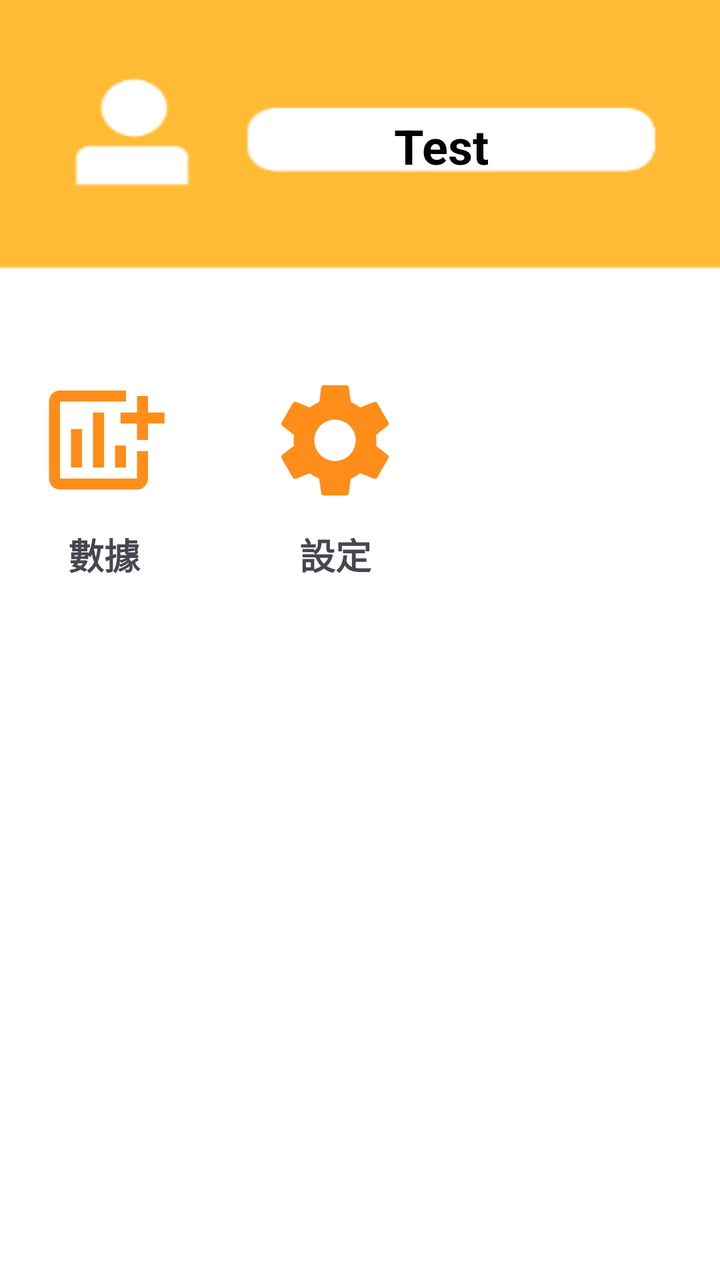
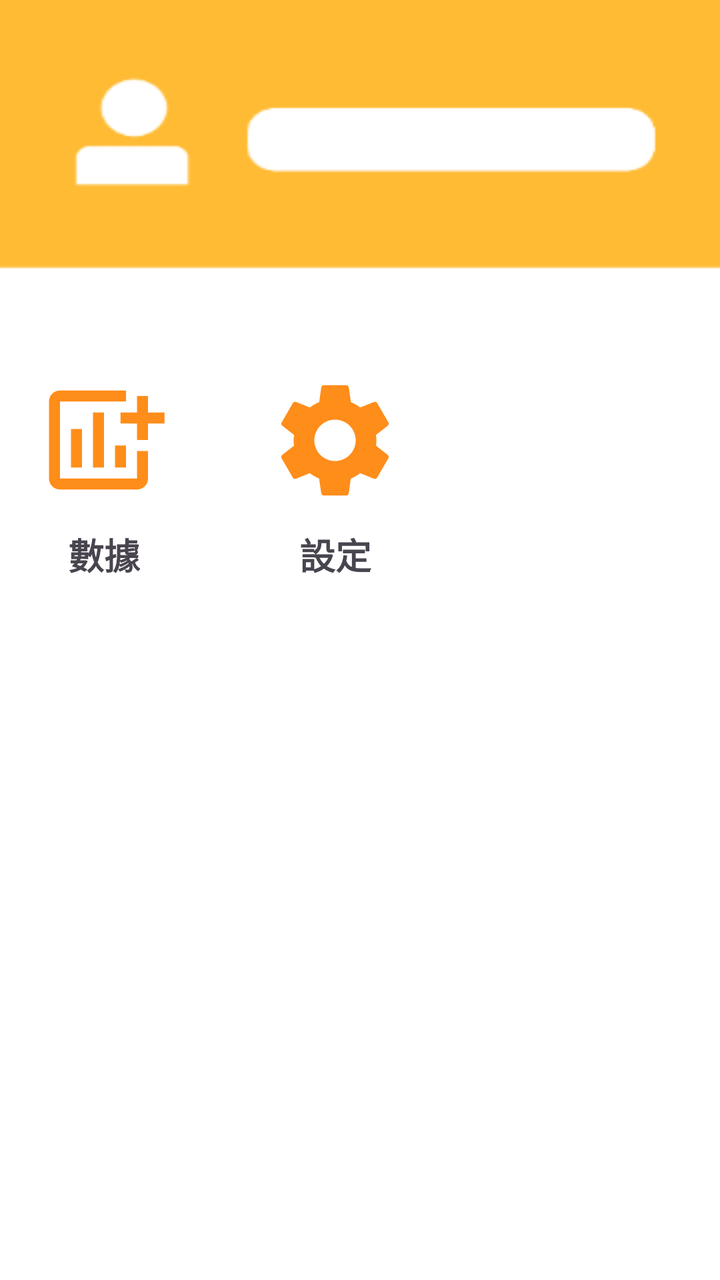

Before-and-after screenshots of an Android layout around one commit, followed by the original layout XML and the change that was made.
<!-- AndroidManifest.xml: application theme Theme.DEMO -->
<!-- res/layout/fragment_person.xml -->
<?xml version="1.0" encoding="utf-8"?>
<androidx.constraintlayout.widget.ConstraintLayout xmlns:android="http://schemas.android.com/apk/res/android"
    xmlns:app="http://schemas.android.com/apk/res-auto"
    xmlns:tools="http://schemas.android.com/tools"
    android:layout_width="match_parent"
    android:id="@+id/frag_person"
    android:layout_height="match_parent"
    tools:context=".FragmentPerson"
    android:background="@drawable/img_1"
    >


    <TextView
        android:id="@+id/personname"
        android:layout_width="wrap_content"
        android:layout_height="wrap_content"
        android:text="Test"
        android:textColor="#020100"
        android:textSize="24sp"
        android:textStyle="bold"
        app:layout_constraintBottom_toBottomOf="parent"
        app:layout_constraintEnd_toEndOf="parent"
        app:layout_constraintHorizontal_bias="0.63"
        app:layout_constraintStart_toStartOf="parent"
        app:layout_constraintTop_toTopOf="parent"
        app:layout_constraintVertical_bias="0.093" />

    <ImageView
        android:id="@+id/setting"
        android:layout_width="69dp"
        android:layout_height="72dp"
        android:layout_marginTop="184dp"
        android:layout_marginEnd="8dp"
        android:src="@drawable/setting"
        app:layout_constraintEnd_toEndOf="parent"
        app:layout_constraintHorizontal_bias="0.47"
        app:layout_constraintStart_toStartOf="parent"
        app:layout_constraintTop_toTopOf="parent" />

    <ImageView
        android:id="@+id/material"
        android:layout_width="66dp"
        android:layout_height="72dp"
        android:layout_marginTop="184dp"
        android:layout_marginEnd="48dp"
        android:src="@drawable/baseline_add_chart_24"
        app:layout_constraintEnd_toStartOf="@+id/setting"
        app:layout_constraintTop_toTopOf="parent" />

    <TextView
        android:id="@+id/textView5"
        android:layout_width="wrap_content"
        android:layout_height="wrap_content"
        android:layout_marginTop="8dp"
        android:text="數據"
        android:textSize="18dp"
        android:textStyle="bold"
        app:layout_constraintEnd_toEndOf="@+id/material"
        app:layout_constraintStart_toStartOf="@+id/material"
        app:layout_constraintTop_toBottomOf="@+id/material" />

    <TextView
        android:id="@+id/textView9"
        android:layout_width="wrap_content"
        android:layout_height="wrap_content"
        android:layout_marginTop="8dp"
        android:text="設定"
        android:textSize="18dp"
        android:textStyle="bold"
        app:layout_constraintEnd_toEndOf="@+id/setting"
        app:layout_constraintStart_toStartOf="@+id/setting"
        app:layout_constraintTop_toBottomOf="@+id/setting" />

    <FrameLayout
        android:layout_width="match_parent"
        android:layout_height="match_parent">

    </FrameLayout>


</androidx.constraintlayout.widget.ConstraintLayout>
<!-- resources referenced by this layout -->
<resources>
  <!-- drawable baseline_add_chart_24 (drawable) -->
  <vector android:height="24dp" android:tint="#FF8D1A"
      android:viewportHeight="24" android:viewportWidth="24"
      android:width="24dp" xmlns:android="http://schemas.android.com/apk/res/android">
      <path android:fillColor="@android:color/white" android:pathData="M6,9.99h2v7L6,16.99zM14,12.99h2v4h-2zM10,6.99h2v10h-2zM20,7L20,4h-2v3h-3v2h3v3h2L20,9h3L23,7zM18,19L4,19L4,5h12L16,3L4,3c-1.1,0 -2,0.9 -2,2v14c0,1.1 0.9,2 2,2h14c1.1,0 2,-0.9 2,-2v-5h-2v5z"/>
  </vector>
  <!-- drawable img_1: png bitmap (drawable, 3718 bytes) -->
  <!-- drawable setting (drawable) -->
  <vector android:height="24dp" android:tint="#FF8D1A"
      android:viewportHeight="24" android:viewportWidth="24"
      android:width="24dp" xmlns:android="http://schemas.android.com/apk/res/android">
      <path android:fillColor="@android:color/white" android:pathData="M19.14,12.94c0.04,-0.3 0.06,-0.61 0.06,-0.94c0,-0.32 -0.02,-0.64 -0.07,-0.94l2.03,-1.58c0.18,-0.14 0.23,-0.41 0.12,-0.61l-1.92,-3.32c-0.12,-0.22 -0.37,-0.29 -0.59,-0.22l-2.39,0.96c-0.5,-0.38 -1.03,-0.7 -1.62,-0.94L14.4,2.81c-0.04,-0.24 -0.24,-0.41 -0.48,-0.41h-3.84c-0.24,0 -0.43,0.17 -0.47,0.41L9.25,5.35C8.66,5.59 8.12,5.92 7.63,6.29L5.24,5.33c-0.22,-0.08 -0.47,0 -0.59,0.22L2.74,8.87C2.62,9.08 2.66,9.34 2.86,9.48l2.03,1.58C4.84,11.36 4.8,11.69 4.8,12s0.02,0.64 0.07,0.94l-2.03,1.58c-0.18,0.14 -0.23,0.41 -0.12,0.61l1.92,3.32c0.12,0.22 0.37,0.29 0.59,0.22l2.39,-0.96c0.5,0.38 1.03,0.7 1.62,0.94l0.36,2.54c0.05,0.24 0.24,0.41 0.48,0.41h3.84c0.24,0 0.44,-0.17 0.47,-0.41l0.36,-2.54c0.59,-0.24 1.13,-0.56 1.62,-0.94l2.39,0.96c0.22,0.08 0.47,0 0.59,-0.22l1.92,-3.32c0.12,-0.22 0.07,-0.47 -0.12,-0.61L19.14,12.94zM12,15.6c-1.98,0 -3.6,-1.62 -3.6,-3.6s1.62,-3.6 3.6,-3.6s3.6,1.62 3.6,3.6S13.98,15.6 12,15.6z"/>
  </vector>
  <style name="Theme.DEMO" parent="Base.Theme.DEMO" />
  <style name="Base.Theme.DEMO" parent="Theme.Material3.DayNight.NoActionBar">
          
          
      </style>
</resources>

<!-- the commit's change to res/layout/fragment_person.xml (unified diff, before → after) -->
@@ -14,7 +14,6 @@
         android:id="@+id/personname"
         android:layout_width="wrap_content"
         android:layout_height="wrap_content"
-        android:text="Test"
         android:textColor="#020100"
         android:textSize="24sp"
         android:textStyle="bold"
